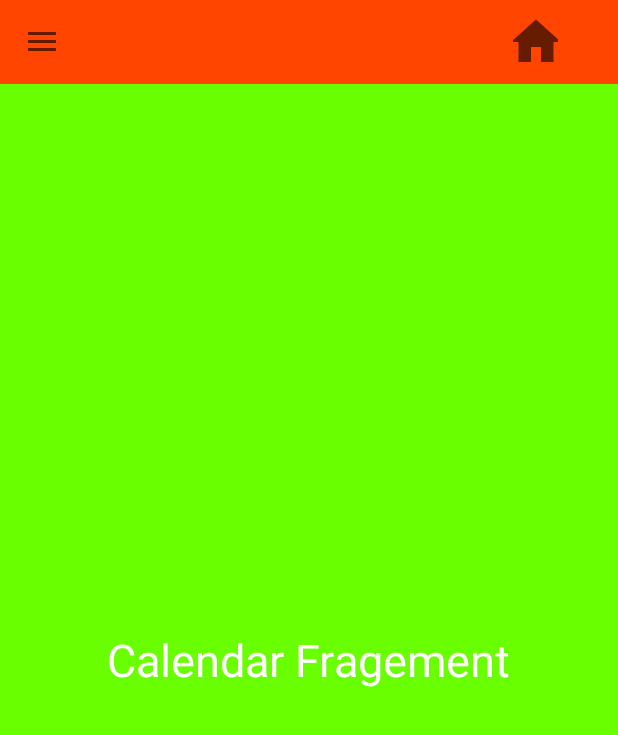
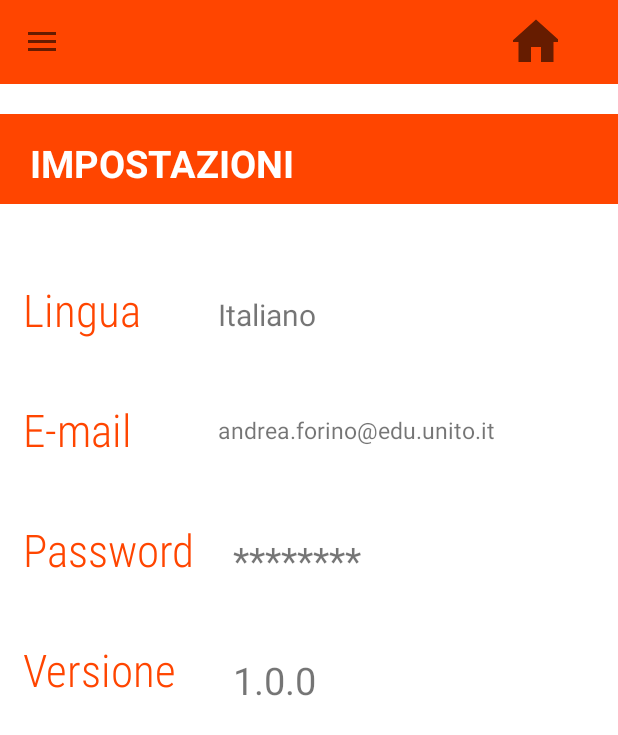
Before and after one commit to santealtamura97/SportinCenterApp, an Android app: the screen it shows after launch (MainActivity), in the side drawer, after a tap on "Impostazioni", on a phone screen of 412 x 824 dp. Shown: the top 735 px of the screen. Run offline under Robolectric (Android 15) with nearby library versions, the phone set to English and light mode, and no system bars.

Commit message:
settings page add

```diff
--- a/app/src/main/java/com/example/sportincenterapp/Communicator.kt
+++ b/app/src/main/java/com/example/sportincenterapp/Communicator.kt
@@ -7,5 +7,6 @@ Interface for communication between fragment
  */
 interface Communicator {
     fun user_name_update (editTextInput: String) //Communication between fragment user and activity
+    fun user_email_update (editTextInput: String) //Communication between fragment user and activity
     fun pass_data (editTextInput: String) //Communication between two fragment
 }
--- a/app/src/main/java/com/example/sportincenterapp/MainActivity.kt
+++ b/app/src/main/java/com/example/sportincenterapp/MainActivity.kt
@@ -23,6 +23,7 @@ class MainActivity : AppCompatActivity(), NavigationView.OnNavigationItemSelecte
 
     private lateinit var drawerLayout: DrawerLayout
     private var default_name: String? = "Andrea Forino"
+    private var default_email: String? = "andrea.forino@edu.unito.it"
 
     override fun onCreate(savedInstanceState: Bundle?) {
         super.onCreate(savedInstanceState)
@@ -33,7 +34,9 @@ class MainActivity : AppCompatActivity(), NavigationView.OnNavigationItemSelecte
         val navigationView = findViewById<NavigationView>(R.id.navigation_view)
         val header = navigationView.getHeaderView(0)
         var user_name = header.findViewById<TextView>(R.id.nome_utente_nav_header)
+        var user_email = header.findViewById<TextView>(R.id.email_nav_header)
         user_name.text = default_name
+        user_email.text = default_email
 
         navigationView.setNavigationItemSelectedListener(this)
 
@@ -72,6 +75,8 @@ class MainActivity : AppCompatActivity(), NavigationView.OnNavigationItemSelecte
                 .replace(R.id.Fragment_container, CalendarFragment()).commit()
             R.id.profile -> supportFragmentManager.beginTransaction()
                 .replace(R.id.Fragment_container, UserPage()).commit()
+            R.id.settings -> supportFragmentManager.beginTransaction()
+                    .replace(R.id.Fragment_container, Settings()).commit()
             }
 
         drawerLayout.closeDrawer(GravityCompat.START)
@@ -86,6 +91,14 @@ class MainActivity : AppCompatActivity(), NavigationView.OnNavigationItemSelecte
         user_name.text = editTextInput
     }
 
+    override fun user_email_update(editTextInput: String) {
+
+        val navigationView = findViewById<NavigationView>(R.id.navigation_view)
+        val header : View = navigationView.getHeaderView(0)
+        val user_email = header.findViewById<TextView>(R.id.email_nav_header)
+        user_email.text = editTextInput
+    }
+
     override fun pass_data(editTextInput: String) {
 
     }
--- /dev/null
+++ b/app/src/main/java/com/example/sportincenterapp/Settings.kt
@@ -0,0 +1,46 @@
+package com.example.sportincenterapp
+
+import android.os.Bundle
+import androidx.fragment.app.Fragment
+import android.view.LayoutInflater
+import android.view.View
+import android.view.ViewGroup
+import android.widget.TextView
+
+
+class Settings : Fragment() {
+
+    // Communicator instance
+    private lateinit var communicator: Communicator
+
+    //Default value
+    val default_language : String = "Italiano"
+    val default_email : String = "andrea.forino@edu.unito.it"
+    val default_password : String = "********"
+    val default_version : String = "1.0.0"
+    override fun onCreateView(inflater: LayoutInflater, container: ViewGroup?,
+                              savedInstanceState: Bundle?): View? {
+
+        //settings view
+        val v = inflater.inflate(R.layout.fragment_settings, container, false)
+
+        //Components of the view
+        val language = v.findViewById<TextView>(R.id.settings_language)
+        val email = v.findViewById<TextView>(R.id.settings_email)
+        val password = v.findViewById<TextView>(R.id.settings_password)
+        val version = v.findViewById<TextView>(R.id.settings_version)
+
+        //default value assign
+        language.text = default_language
+        email.text = default_email
+        password.text = default_password
+        version.text = default_version
+
+        //Communicator passData example (not already used)
+        communicator = activity as Communicator
+        communicator.user_email_update(default_email)
+
+        return v
+    }
+
+}
--- a/app/src/main/res/layout/fragment_nav_header.xml
+++ b/app/src/main/res/layout/fragment_nav_header.xml
@@ -41,11 +41,11 @@
         android:gravity="left|center">
 
         <TextView
+            android:id="@+id/email_nav_header"
             android:layout_width="wrap_content"
             android:layout_height="wrap_content"
             android:layout_marginLeft="20dp"
-            android:textColor="@color/white"
-            android:text="email_utente@dominio.it">
+            android:textColor="@color/white">
         </TextView>
 
     </LinearLayout>
--- /dev/null
+++ b/app/src/main/res/layout/fragment_settings.xml
@@ -0,0 +1,151 @@
+<?xml version="1.0" encoding="utf-8"?>
+<FrameLayout xmlns:android="http://schemas.android.com/apk/res/android"
+    xmlns:tools="http://schemas.android.com/tools"
+    android:layout_width="match_parent"
+    android:layout_height="match_parent"
+    tools:context=".Settings"
+    android:background="@color/white">
+
+    <LinearLayout
+        android:layout_width="match_parent"
+        android:layout_height="match_parent"
+        android:orientation="vertical">
+
+        <LinearLayout
+            android:layout_width="match_parent"
+            android:layout_height="60dp"
+            android:layout_marginTop="20dp"
+            android:background="@color/primary_color">
+
+            <TextView
+                android:layout_width="200dp"
+                android:layout_height="match_parent"
+                android:layout_marginLeft="20dp"
+                android:layout_marginTop="15dp"
+                android:text="@string/settings_title"
+                android:textColor="@color/white"
+                android:textStyle="bold"
+                android:textSize="25dp">
+            </TextView>
+        </LinearLayout>
+
+        <LinearLayout
+            android:layout_width="match_parent"
+            android:layout_height="50dp"
+            android:layout_marginTop="50dp">
+
+            <TextView
+                android:layout_width="120dp"
+                android:layout_height="50dp"
+                android:layout_marginLeft="15dp"
+                android:layout_gravity="center_vertical"
+                android:text="@string/settings_language"
+                android:textColor="@color/primary_color"
+                android:fontFamily="sans-serif-condensed-light"
+                android:textSize="30dp">
+
+            </TextView>
+
+            <TextView
+                android:id="@+id/settings_language"
+                android:layout_width="80dp"
+                android:layout_height="30dp"
+                android:layout_marginLeft="10dp"
+                android:layout_gravity="center_vertical"
+                android:textSize="20dp">
+
+            </TextView>
+
+        </LinearLayout>
+
+        <LinearLayout
+        android:layout_width="match_parent"
+        android:layout_height="50dp"
+        android:layout_marginTop="30dp">
+
+        <TextView
+            android:layout_width="120dp"
+            android:layout_height="50dp"
+            android:layout_marginLeft="15dp"
+            android:layout_gravity="center_vertical"
+            android:text= "@string/settings_email"
+            android:textColor="@color/primary_color"
+            android:fontFamily="sans-serif-condensed-light"
+            android:textSize="30dp">
+
+        </TextView>
+
+            <TextView
+                android:id="@+id/settings_email"
+                android:layout_width="200dp"
+                android:layout_height="30dp"
+                android:layout_marginLeft="10dp"
+                android:layout_gravity="center_vertical"
+                android:textSize="15dp">
+
+            </TextView>
+
+    </LinearLayout>
+
+        <LinearLayout
+            android:layout_width="match_parent"
+            android:layout_height="50dp"
+            android:layout_marginTop="30dp">
+
+            <TextView
+                android:layout_width="120dp"
+                android:layout_height="50dp"
+                android:layout_marginLeft="15dp"
+                android:layout_gravity="center_vertical"
+                android:text="@string/settings_password"
+                android:textColor="@color/primary_color"
+                android:fontFamily="sans-serif-condensed-light"
+                android:textSize="30dp">
+
+            </TextView>
+
+            <TextView
+                android:id="@+id/settings_password"
+                android:layout_width="170dp"
+                android:layout_height="30dp"
+                android:layout_marginLeft="20dp"
+                android:layout_gravity="center_vertical"
+                android:textSize="25dp">
+
+            </TextView>
+
+        </LinearLayout>
+        <LinearLayout
+            android:layout_width="match_parent"
+            android:layout_height="50dp"
+            android:layout_marginTop="30dp">
+
+            <TextView
+                android:layout_width="120dp"
+                android:layout_height="50dp"
+                android:layout_marginLeft="15dp"
+                android:layout_gravity="center_vertical"
+                android:text="@string/settings_version"
+                android:textColor="@color/primary_color"
+                android:fontFamily="sans-serif-condensed-light"
+                android:textSize="30dp">
+
+            </TextView>
+
+            <TextView
+                android:id="@+id/settings_version"
+                android:layout_width="170dp"
+                android:layout_height="30dp"
+                android:layout_marginLeft="20dp"
+                android:layout_gravity="center_vertical"
+                android:textSize="25dp">
+
+            </TextView>
+
+        </LinearLayout>
+
+    </LinearLayout>
+
+
+
+</FrameLayout>
--- a/app/src/main/res/menu/menu.xml
+++ b/app/src/main/res/menu/menu.xml
@@ -35,8 +35,6 @@
     <!-- empty items only for space -->
     <item android:title="">
     </item>
-    <item android:title="">
-    </item>
 
     <item android:title ="@string/sistema">
         <menu>
--- a/app/src/main/res/values/strings.xml
+++ b/app/src/main/res/values/strings.xml
@@ -20,7 +20,10 @@
     <string name="um">Misura:</string>
     <string name="um_1">Kg/Cm:</string>
     <string name="um_2">Lib/In:</string>
-    <!-- TODO: Remove or change this placeholder text -->
-    <string name="hello_blank_fragment">Hello blank fragment</string>
+    <string name="settings_title">IMPOSTAZIONI</string>
+    <string name="settings_language">Lingua</string>
+    <string name="settings_email">E-mail</string>
+    <string name="settings_password">Password</string>
+    <string name="settings_version">Versione</string>
 
 </resources>
```
